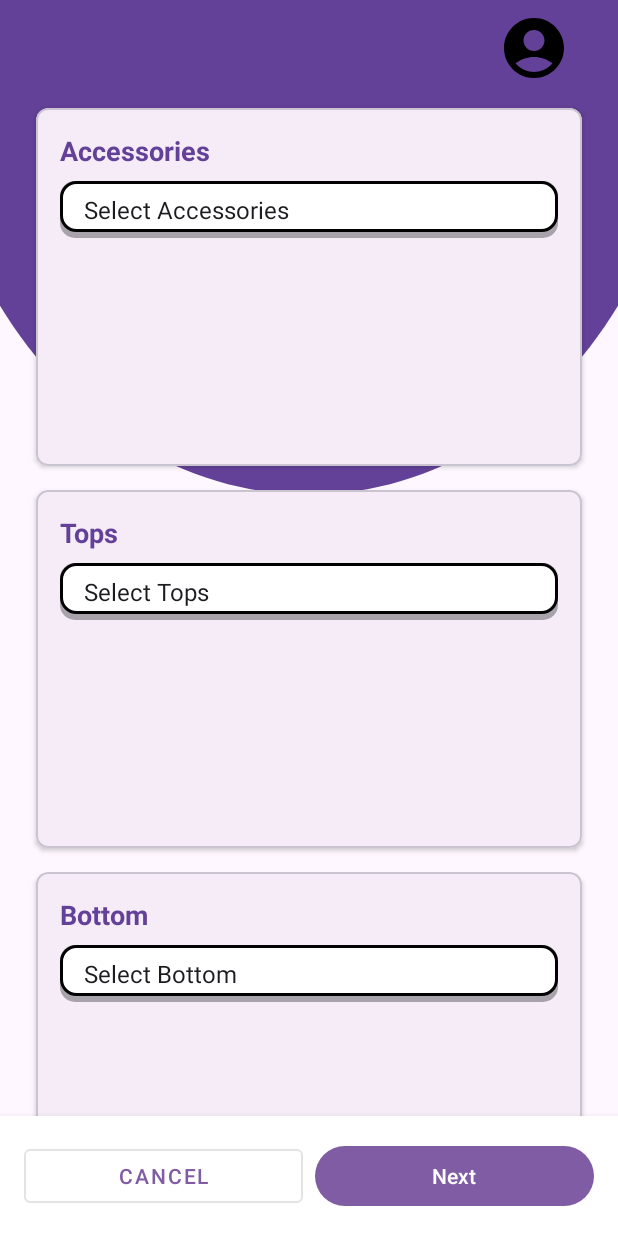
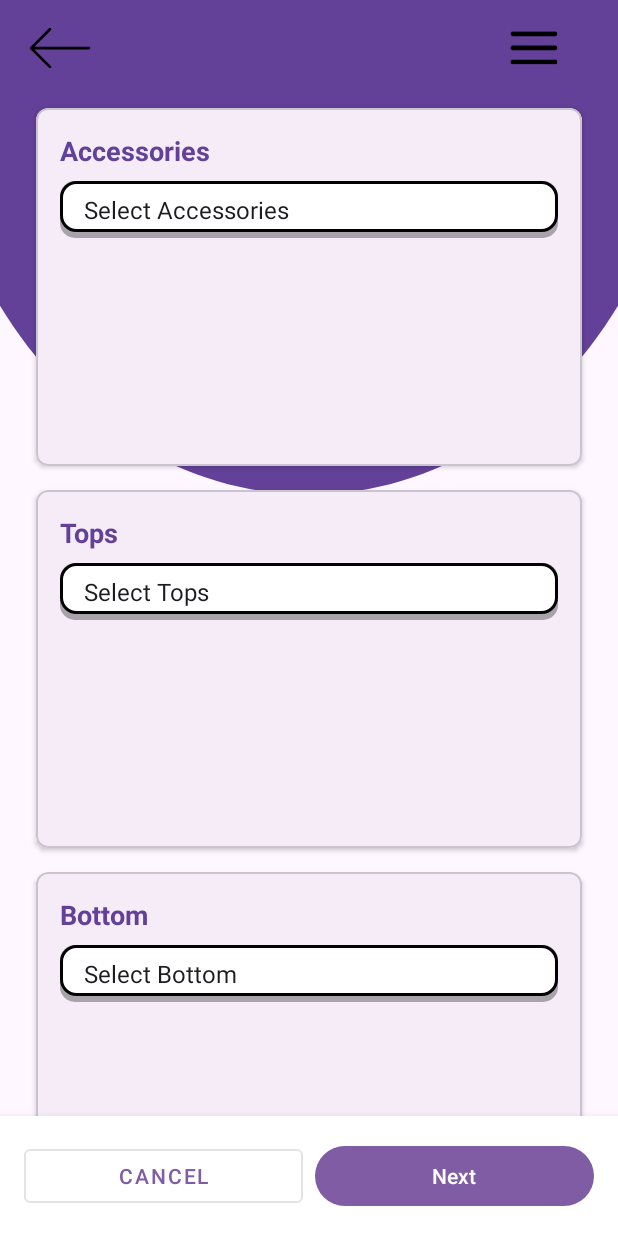
Before and after one commit to KatiePurser/cs4084-group_14, an Android app: the CreateOutfitActivity screen opened directly, with no data from a screen before it, on a phone screen of 412 x 824 dp. Run offline under Robolectric (Android 15) with nearby library versions, the phone set to English and light mode, and no system bars; our stand-ins replace Room's generated code.

Commit message:
Modified toolbar functionality.

```diff
--- a/app/src/main/java/com/example/fashionfriend/BaseActivity.java
+++ b/app/src/main/java/com/example/fashionfriend/BaseActivity.java
@@ -1,16 +1,20 @@
 package com.example.fashionfriend;
 
 import android.content.Context;
+import android.content.Intent;
 import android.os.Bundle;
 import android.view.MenuInflater;
 import android.view.View;
 import android.widget.ImageButton;
-import android.widget.LinearLayout;
 import android.widget.PopupMenu;
+
 import androidx.appcompat.app.AppCompatActivity;
 import androidx.appcompat.view.ContextThemeWrapper;
-import android.content.Intent;
-import android.widget.PopupWindow;
+import androidx.core.graphics.Insets;
+import androidx.core.view.ViewCompat;
+import androidx.core.view.WindowInsetsCompat;
+import androidx.core.view.WindowInsetsControllerCompat;
+
 import com.example.fashionfriend.addClothingItem.AddClothingItemActivity;
 import com.example.fashionfriend.home.MainActivity;
 import com.example.fashionfriend.outfitCreation.CreateOutfitActivity;
@@ -18,29 +22,31 @@ import com.example.fashionfriend.outfitCreation.CreateOutfitActivity;
 public abstract class BaseActivity extends AppCompatActivity {
 
     protected ImageButton menuButton;
-    protected ImageButton profileButton;
+    protected ImageButton backButton;
 
     @Override
     protected void onCreate(Bundle savedInstanceState) {
         super.onCreate(savedInstanceState);
+        setupSystemBarAppearance();
         setupToolbar();
     }
 
     protected void setupToolbar() {
         menuButton = findViewById(R.id.menu_icon);
-        profileButton = findViewById(R.id.profile_icon);
+        backButton = findViewById(R.id.back_button);
 
+        // Setup menu
         if (menuButton != null) {
             menuButton.setOnClickListener(v -> {
                 Context themedContext = new ContextThemeWrapper(this, R.style.PopupMenuStyle);
                 PopupMenu popup = new PopupMenu(themedContext, v, 0, 0, R.style.PopupMenuStyle);
 
                 MenuInflater inflater = popup.getMenuInflater();
+                popup.getMenu().clear();
                 inflater.inflate(R.menu.navigation_menu, popup.getMenu());
 
                 popup.setOnMenuItemClickListener(item -> {
                     int itemId = item.getItemId();
-
                     if (itemId == R.id.menu_home) {
                         startActivity(new Intent(this, MainActivity.class));
                         return true;
@@ -50,31 +56,49 @@ public abstract class BaseActivity extends AppCompatActivity {
                     } else if (itemId == R.id.menu_outfits) {
                         startActivity(new Intent(this, CreateOutfitActivity.class));
                         return true;
-                    } else {
-                        return false;
                     }
+                    return false;
                 });
 
                 popup.show();
             });
         }
+    }
 
-        if (profileButton != null) {
-            profileButton.setOnClickListener(v -> {
-                View popupView = getLayoutInflater().inflate(R.layout.popup_welcome, null);
+    /**
+     * Call this in child activities to configure the back button behavior.
+     */
+    protected void configureBackButton(boolean showBackButton, Runnable backAction) {
+        if (backButton != null) {
+            if (showBackButton) {
+                backButton.setVisibility(View.VISIBLE);
+                backButton.setOnClickListener(v -> backAction.run());
+            } else {
+                backButton.setVisibility(View.GONE);
+            }
+        }
+    }
 
-                PopupWindow popupWindow = new PopupWindow(
-                        popupView,
-                        LinearLayout.LayoutParams.WRAP_CONTENT,
-                        LinearLayout.LayoutParams.WRAP_CONTENT,
-                        true
-                );
-
-                profileButton.postDelayed(popupWindow::dismiss, 2000);
-                popupWindow.showAsDropDown(profileButton, 0, 0);
-
+    protected void applySystemBarInsets(int rootViewId) {
+        View rootView = findViewById(rootViewId);
+        if (rootView != null) {
+            ViewCompat.setOnApplyWindowInsetsListener(rootView, (v, insets) -> {
+                Insets systemBars = insets.getInsets(WindowInsetsCompat.Type.systemBars());
+                v.setPadding(systemBars.left, systemBars.top, systemBars.right, systemBars.bottom);
+                return insets;
             });
         }
+    }
 
+    /**
+     * Sets dark system bar icons (black) for status and nav bars on light backgrounds.
+     */
+    protected void setupSystemBarAppearance() {
+        View decorView = getWindow().getDecorView();
+        WindowInsetsControllerCompat controller = ViewCompat.getWindowInsetsController(decorView);
+        if (controller != null) {
+            controller.setAppearanceLightStatusBars(true);     // dark icons on light background
+            controller.setAppearanceLightNavigationBars(true); // same for nav bar
+        }
     }
 }
--- a/app/src/main/java/com/example/fashionfriend/outfitCreation/CreateOutfitActivity.java
+++ b/app/src/main/java/com/example/fashionfriend/outfitCreation/CreateOutfitActivity.java
@@ -13,10 +13,11 @@ import android.widget.LinearLayout;
 import android.widget.TextView;
 import android.widget.Toast;
 
-import androidx.appcompat.app.AppCompatActivity;
 import androidx.recyclerview.widget.LinearLayoutManager;
 import androidx.recyclerview.widget.RecyclerView;
 
+import com.example.fashionfriend.BaseActivity;
+import com.example.fashionfriend.home.MainActivity;
 import com.example.fashionfriend.R;
 import com.example.fashionfriend.data.database.ClothingItem;
 import com.example.fashionfriend.data.database.FashionFriendDatabase;
@@ -27,7 +28,7 @@ import java.util.HashMap;
 import java.util.List;
 import java.util.concurrent.Executors;
 
-public class CreateOutfitActivity extends AppCompatActivity implements CategoryAdapter.OnItemSelectedListener {
+public class CreateOutfitActivity extends BaseActivity implements CategoryAdapter.OnItemSelectedListener {
 
     private static final String TAG = "CreateOutfitActivity";
     private static final int REQUEST_OUTFIT_IMAGE = 1001;
@@ -48,6 +49,15 @@ public class CreateOutfitActivity extends AppCompatActivity implements CategoryA
         super.onCreate(savedInstanceState);
         setContentView(R.layout.activity_create_outfit);
 
+        setupToolbar();
+        configureBackButton(true, () -> {
+            Intent intent = new Intent(this, MainActivity.class);
+            intent.addFlags(Intent.FLAG_ACTIVITY_CLEAR_TOP | Intent.FLAG_ACTIVITY_SINGLE_TOP);
+            startActivity(intent);
+        });
+
+        applySystemBarInsets(R.id.create_outfit);
+
         // Initialize views
         recyclerView = findViewById(R.id.categories_recycler_view);
         recyclerView.setLayoutManager(new LinearLayoutManager(this));
@@ -56,12 +66,6 @@ public class CreateOutfitActivity extends AppCompatActivity implements CategoryA
         previewContainer = findViewById(R.id.preview_container);
         previewScroll = findViewById(R.id.preview_scroll);
         noItemsText = findViewById(R.id.no_items_text);
-
-        // Hide the menu icon in toolbar since we're using the cancel button
-        ImageView menuIcon = findViewById(R.id.menu_icon);
-        if (menuIcon != null) {
-            menuIcon.setVisibility(View.GONE);
-        }
 
         loadClothingData();  // Load data from database
 
--- a/app/src/main/res/drawable/bg_bubble.xml
+++ /dev/null
@@ -1,6 +0,0 @@
-<?xml version="1.0" encoding="utf-8"?>
-<shape xmlns:android="http://schemas.android.com/apk/res/android"
-    android:shape="rectangle">
-    <solid android:color="#FFFFFF" />
-    <corners android:radius="16dp" />
-</shape>
--- /dev/null
+++ b/app/src/main/res/drawable/ic_back_icon.xml
@@ -0,0 +1,22 @@
+<vector xmlns:android="http://schemas.android.com/apk/res/android"
+    android:width="500dp"
+    android:height="500dp"
+    android:viewportWidth="375"
+    android:viewportHeight="375">
+  <group>
+    <clip-path
+        android:pathData="M45.46,187.5L49.21,187.5L49.21,191.25L45.46,191.25ZM45.46,187.5"/>
+    <path
+        android:pathData="M49.21,189.38C49.21,189.63 49.17,189.86 49.07,190.09C48.98,190.32 48.84,190.52 48.66,190.7C48.49,190.88 48.29,191.01 48.05,191.11C47.83,191.2 47.59,191.25 47.34,191.25C47.09,191.25 46.85,191.2 46.62,191.11C46.39,191.01 46.19,190.88 46.01,190.7C45.84,190.52 45.7,190.32 45.61,190.09C45.51,189.86 45.46,189.63 45.46,189.38C45.46,189.13 45.51,188.89 45.61,188.66C45.7,188.43 45.84,188.23 46.01,188.05C46.19,187.88 46.39,187.74 46.62,187.64C46.85,187.55 47.09,187.5 47.34,187.5C47.59,187.5 47.83,187.55 48.05,187.64C48.29,187.74 48.49,187.88 48.66,188.05C48.84,188.23 48.98,188.43 49.07,188.66C49.17,188.89 49.21,189.13 49.21,189.38ZM49.21,189.38"
+        android:fillColor="#000000"
+        android:fillType="nonZero"/>
+  </group>
+  <group>
+    <clip-path
+        android:pathData="M30,82.19L345.93,82.19L345.93,292.94L30,292.94ZM30,82.19"/>
+    <path
+        android:pathData="M345.3,187.91C345.3,191.76 342.15,194.91 338.3,194.91L53.98,194.91L140.11,281C142.85,283.73 142.85,288.18 140.11,290.91C138.71,292.24 136.93,292.94 135.14,292.94C133.36,292.94 131.57,292.24 130.2,290.87L32.13,192.85C31.81,192.53 31.5,192.15 31.25,191.76C31.14,191.59 31.07,191.41 30.97,191.24C30.86,191.03 30.73,190.82 30.62,190.57C30.52,190.33 30.48,190.12 30.41,189.87C30.34,189.66 30.27,189.49 30.23,189.28C30.06,188.37 30.06,187.46 30.23,186.55C30.27,186.34 30.34,186.16 30.41,185.95C30.48,185.71 30.55,185.46 30.62,185.25C30.73,185.01 30.86,184.8 30.97,184.59C31.07,184.41 31.14,184.23 31.25,184.06C31.5,183.68 31.81,183.32 32.13,182.98L130.2,84.95C132.93,82.22 137.38,82.22 140.11,84.95C142.85,87.68 142.85,92.13 140.11,94.86L53.98,180.91L338.3,180.91C342.15,180.91 345.3,184.06 345.3,187.91ZM345.3,187.91"
+        android:fillColor="#000000"
+        android:fillType="nonZero"/>
+  </group>
+</vector>
--- a/app/src/main/res/layout/activity_outfit_image.xml
+++ b/app/src/main/res/layout/activity_outfit_image.xml
@@ -6,7 +6,8 @@
     android:layout_width="match_parent"
     android:layout_height="match_parent"
     android:background="@drawable/ic_background"
-    tools:context=".outfitCreation.OutfitImageActivity">
+    tools:context=".outfitCreation.OutfitImageActivity"
+    android:id="@+id/outfit_image">
 
     <include
         android:id="@+id/toolbar_layout"
--- a/app/src/main/res/layout/toolbar.xml
+++ b/app/src/main/res/layout/toolbar.xml
@@ -15,22 +15,24 @@
         android:layout_width="match_parent"
         android:layout_height="match_parent">
 
+        <!-- Back button on the left -->
         <ImageButton
-            android:id="@+id/menu_icon"
+            android:id="@+id/back_button"
             android:layout_width="48dp"
             android:layout_height="48dp"
-            android:src="@drawable/ic_menu"
+            android:src="@drawable/ic_back_icon"
             android:background="?attr/selectableItemBackgroundBorderless"
             android:scaleType="fitCenter"
             app:layout_constraintStart_toStartOf="parent"
             app:layout_constraintTop_toTopOf="parent"
             app:layout_constraintBottom_toBottomOf="parent" />
 
+        <!-- Menu icon on the right -->
         <ImageButton
-            android:id="@+id/profile_icon"
+            android:id="@+id/menu_icon"
             android:layout_width="48dp"
             android:layout_height="48dp"
-            android:src="@drawable/ic_profile"
+            android:src="@drawable/ic_menu"
             android:background="?attr/selectableItemBackgroundBorderless"
             android:scaleType="fitCenter"
             app:layout_constraintEnd_toEndOf="parent"
```
Also changed, not shown: app/src/main/java/com/example/fashionfriend/home/MainActivity.java (+3 -8 lines), app/src/main/java/com/example/fashionfriend/outfitCreation/OutfitImageActivity.java (+12 -1 lines), app/src/main/res/layout/popup_welcome.xml (deleted, +0 -16 lines), app/src/main/assets/fashion_friend_database.db.
